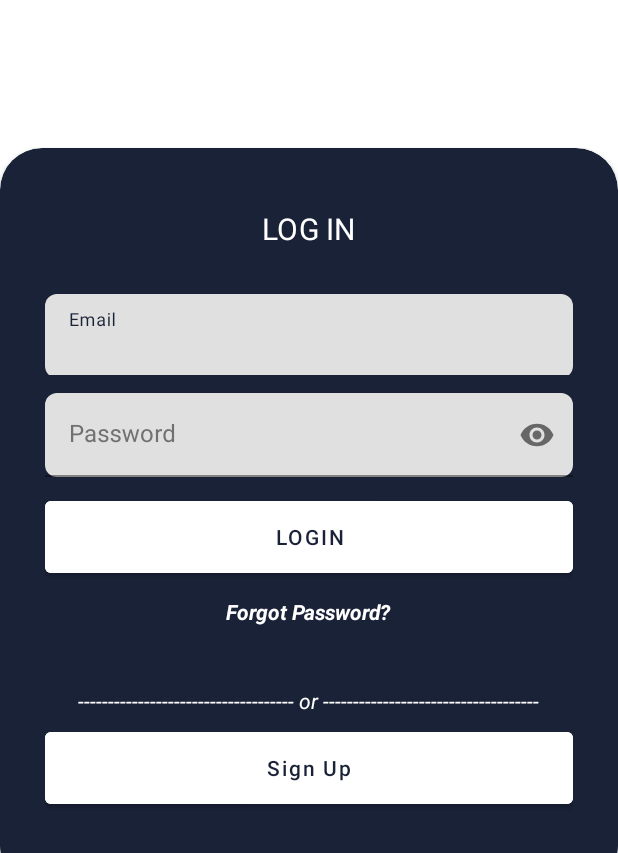
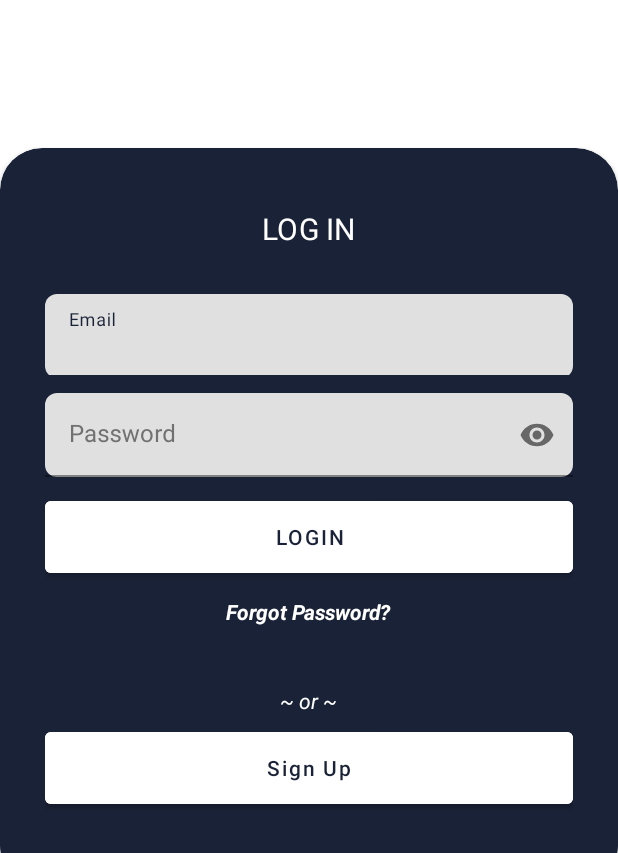
Before and after one commit to tamjidhossen/MobileBankingApp, an Android app: the screen it shows after launch (LoginActivity), on a phone screen of 412 x 824 dp, the part 383-1236 px from its top. Run offline under Robolectric (Android 15) with nearby library versions, the phone set to English and light mode, and no system bars; our stand-ins replace Firebase (no records; nobody signed in at launch, a user with empty details on screens opened directly).

```diff
--- a/app/src/main/res/drawable/background_rounded.xml
+++ b/app/src/main/res/drawable/background_rounded.xml
@@ -4,7 +4,7 @@
 
     <gradient
         android:startColor="@color/Navy"
-        android:endColor="@color/teal_200"
+        android:endColor="@color/light_blue"
         android:angle="0" />
 
     <corners android:radius="16dp" />
--- a/app/src/main/res/layout/activity_login.xml
+++ b/app/src/main/res/layout/activity_login.xml
@@ -167,7 +167,7 @@
                     android:layout_height="wrap_content"
                     android:layout_below="@+id/forgotPasswordTv"
                     android:layout_marginTop="30dp"
-                    android:text="------------------------------------ or ------------------------------------"
+                    android:text="~ or ~"
                     android:textStyle="italic"
                     android:textColor="@color/white"
                     android:layout_centerHorizontal="true" />
```
